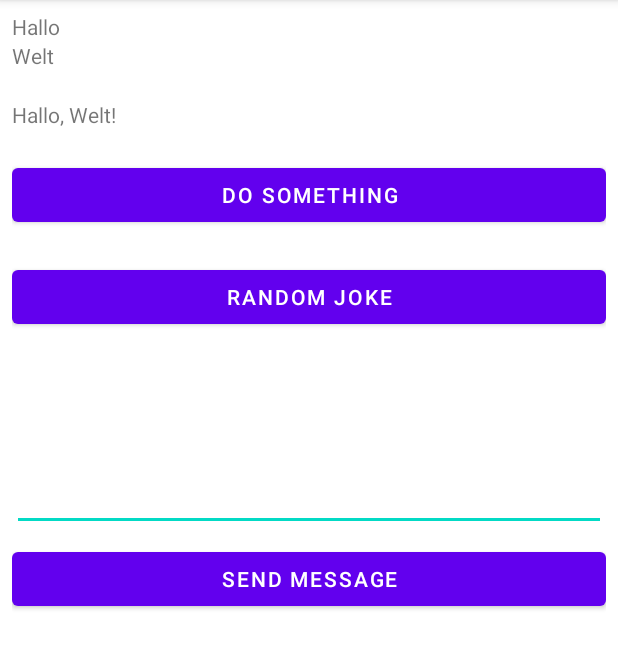
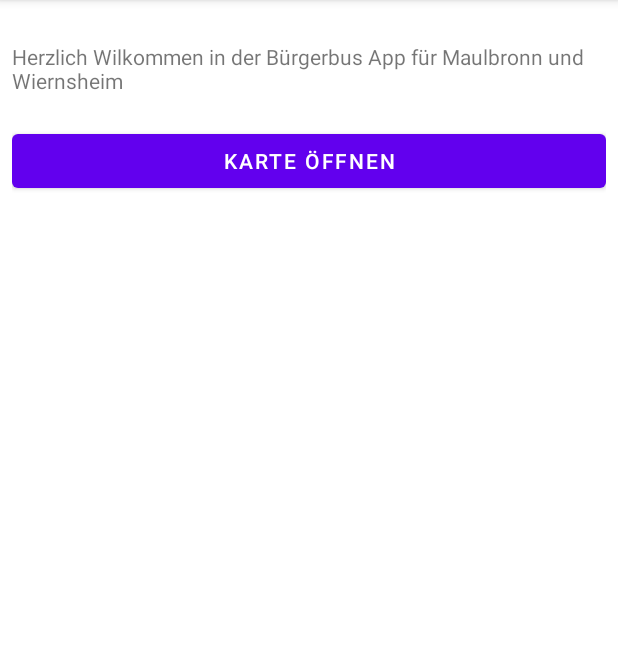
Before and after one commit to simax32/WS2425_neu, an Android app: the screen it shows after launch (MainActivity), on a phone screen of 412 x 824 dp, the part 84-753 px from its top. Run offline under Robolectric (Android 15) with nearby library versions, the phone set to English and light mode, and no system bars; libraries missing offline, so code that uses them is left out: com.hivemq.client.

Commit message:
Startscreen aufgeräumt (MQTT Jokes gelöscht)

```diff
--- a/app/src/main/java/de/hka/ws2425/ui/main/MainFragment.java
+++ b/app/src/main/java/de/hka/ws2425/ui/main/MainFragment.java
@@ -67,27 +67,5 @@ public class MainFragment extends Fragment {
             }
         });
 
-        // WebService
-        Button btnGetRandomJoke = this.getView().findViewById(R.id.btn_get_random_joke);
-        btnGetRandomJoke.setOnClickListener(view -> this.mViewModel.requestRandomJoke());
-
-        TextView txtJokeSetup = this.getView().findViewById(R.id.txt_joke_setup);
-        TextView txtJokePunchline = this.getView().findViewById(R.id.txt_joke_punchline);
-
-        mViewModel.getRandomJokeResponse().observe(this.getViewLifecycleOwner(), new Observer<RandomJoke>() {
-            @Override
-            public void onChanged(RandomJoke randomJoke) {
-                txtJokeSetup.setText(randomJoke.getSetup());
-                txtJokePunchline.setText(randomJoke.getPunchline());
-            }
-        });
-
-        // MQTT-Broker
-        Button btnSendMqttMessage = this.getView().findViewById(R.id.btn_send_mqtt_message);
-        EditText edtMqttMessage = this.getView().findViewById(R.id.edt_mqtt_message);
-
-        btnSendMqttMessage.setOnClickListener(view -> {
-            this.mViewModel.sendMqttMessage("hka/test/app/message", edtMqttMessage.getText().toString());
-        });
     }
 }
--- a/app/src/main/res/layout/fragment_main.xml
+++ b/app/src/main/res/layout/fragment_main.xml
@@ -7,59 +7,17 @@
     xmlns:android="http://schemas.android.com/apk/res/android">
 
     <TextView
-        android:layout_width="wrap_content"
-        android:layout_height="wrap_content"
-        android:text="Hallo" />
-
-    <TextView
-        android:layout_width="match_parent"
-        android:layout_height="wrap_content"
-        android:text="Welt" />
-
-    <TextView
         android:id="@+id/txt_message"
         android:layout_width="match_parent"
         android:layout_height="wrap_content"
         android:layout_marginTop="20dp"
-        android:text="@string/main_hello_world" />
+        android:text="Herzlich Wilkommen in der Bürgerbus App für Maulbronn und Wiernsheim " />
 
     <Button
         android:id="@+id/btn_do_something"
         android:layout_width="match_parent"
         android:layout_height="wrap_content"
         android:layout_marginTop="20dp"
-        android:text="Do Something" />
-
-    <Button
-        android:id="@+id/btn_get_random_joke"
-        android:layout_width="match_parent"
-        android:layout_height="wrap_content"
-        android:layout_marginTop="20dp"
-        android:text="Random Joke" />
-
-    <TextView
-        android:id="@+id/txt_joke_setup"
-        android:layout_width="match_parent"
-        android:layout_height="wrap_content"
-        android:layout_marginTop="20dp" />
-
-    <TextView
-        android:id="@+id/txt_joke_punchline"
-        android:layout_width="match_parent"
-        android:layout_height="wrap_content"
-        android:layout_marginTop="8dp" />
-
-    <EditText
-        android:id="@+id/edt_mqtt_message"
-        android:layout_width="match_parent"
-        android:layout_height="wrap_content"
-        android:layout_marginTop="20dp"/>
-
-    <Button
-        android:id="@+id/btn_send_mqtt_message"
-        android:layout_width="match_parent"
-        android:layout_height="wrap_content"
-        android:layout_marginTop="8dp"
-        android:text="Send Message" />
+        android:text="Karte öffnen" />
 
 </LinearLayout>
--- a/app/src/main/res/values/strings.xml
+++ b/app/src/main/res/values/strings.xml
@@ -1,4 +1,3 @@
 <resources>
     <string name="app_name">WS2425</string>
-    <string name="main_hello_world">Hallo, Welt!</string>
 </resources>
```
